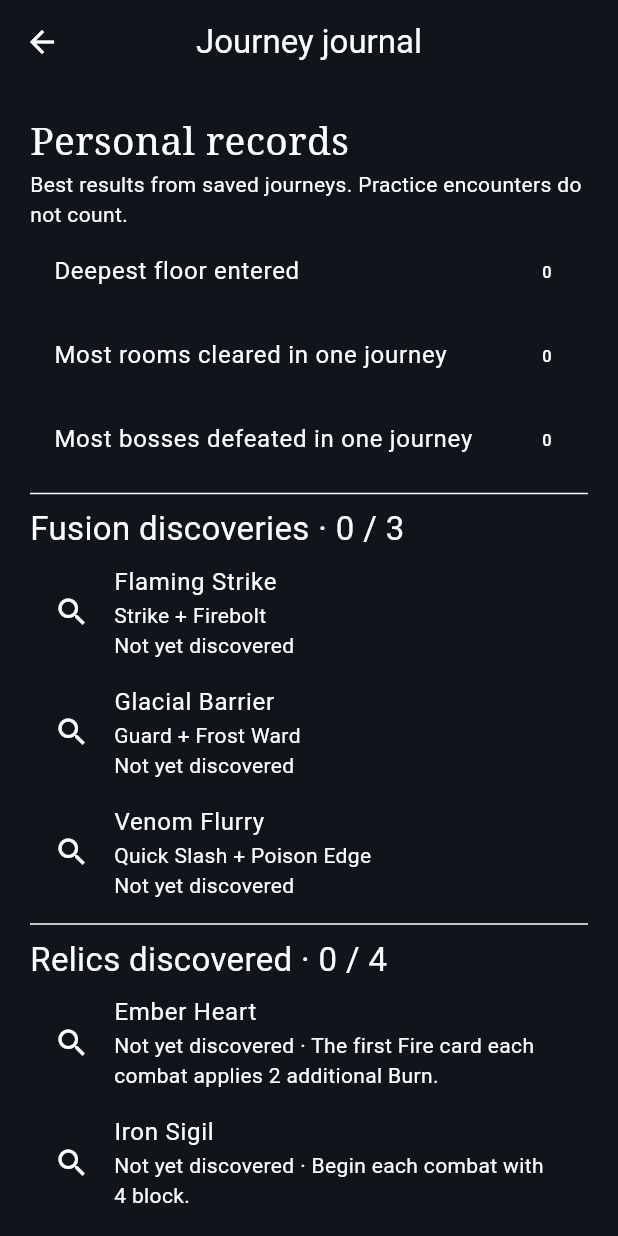
After one commit to NStein514/DeckbuildingDungeon, a Flutter app: the screen it shows after launch, scrolled down 56 dp, after a tap on "Journey journal", on a phone screen of 412 x 824 dp. The commit adds this screen. Run offline on Flutter 3.47's test engine with Material 3 defaults, Android fonts, the light colour scheme and no system bars; our stand-ins replace web; accounts and stored records are empty.

Commit message:
Add persistent discovery journal and personal journey records

```diff
--- a/lib/app/app.dart
+++ b/lib/app/app.dart
@@ -4,6 +4,7 @@ import '../presentation/screens/menu_screen.dart';
 import 'settings.dart';
 import 'run_controller.dart';
 import '../core/persistence/run_repository.dart';
+import '../core/persistence/profile_repository.dart';
 import '../core/persistence/save_store.dart';
 
 class DeckboundApp extends StatefulWidget {
@@ -12,9 +13,10 @@ class DeckboundApp extends StatefulWidget {
     required this.catalog,
     this.saveStore,
     this.settingsStore,
+    this.profileStore,
   });
   final GameCatalog catalog;
-  final SaveStore? saveStore, settingsStore;
+  final SaveStore? saveStore, settingsStore, profileStore;
   @override
   State<DeckboundApp> createState() => _DeckboundAppState();
 }
@@ -29,6 +31,10 @@ class _DeckboundAppState extends State<DeckboundApp> {
     settings.load();
     runs = RunController(
       RunRepository(widget.saveStore ?? MemorySaveStore(), widget.catalog),
+      profileRepository: ProfileRepository(
+        widget.profileStore ?? MemorySaveStore(),
+        widget.catalog,
+      ),
     );
     runs.load();
   }
--- a/lib/app/run_controller.dart
+++ b/lib/app/run_controller.dart
@@ -1,12 +1,20 @@
 import 'package:flutter/foundation.dart';
+import 'dart:convert';
+import '../core/persistence/profile_repository.dart';
+import '../game/profile/player_profile.dart';
 import '../core/persistence/run_repository.dart';
 import '../game/models/models.dart';
 import '../game/progression/run_rules.dart';
 import '../game/progression/run_state.dart';
 
 class RunController extends ChangeNotifier {
-  RunController(this.repository) : rules = RunRules(repository.catalog);
+  RunController(this.repository, {this.profileRepository})
+    : rules = RunRules(repository.catalog);
   final RunRepository repository;
+  final ProfileRepository? profileRepository;
+  PlayerProfile? _profile;
+  PlayerProfile? get profile => _profile;
+  String? profileError;
   final RunRules rules;
   RunState? _state;
   RunState? get state => _state?.copy();
@@ -33,20 +41,76 @@ class RunController extends ChangeNotifier {
     } catch (e) {
       error = 'Could not load your run. $e';
     } finally {
+      await _loadProfile();
       busy = false;
       _notify();
     }
   }
 
-  Future<bool> _commit(RunState Function() transition) async {
+  Future<void> _loadProfile() async {
+    if (profileRepository == null) return;
+    try {
+      _profile = await profileRepository!.load();
+      await _syncProfile();
+    } catch (_) {
+      _profile = null;
+      profileError =
+          'Your journal could not be loaded. Its original data is preserved. Retry before replacing this journey.';
+    }
+  }
+
+  Future<bool> _syncProfile() async {
+    if (profileRepository == null) return true;
+    if (_profile == null) return false;
+    try {
+      if (_state != null) {
+        final next = _profile!.include(_state!);
+        if (jsonEncode(next.toJson()) != jsonEncode(_profile!.toJson())) {
+          await profileRepository!.save(next);
+          _profile = next;
+        }
+      }
+      profileError = null;
+      return true;
+    } catch (_) {
+      profileError =
+          'Your run is saved, but the journal update is pending. Retry before replacing this journey.';
+      return false;
+    }
+  }
+
+  Future<void> retryProfile() async {
+    if (busy) return;
+    busy = true;
+    _notify();
+    try {
+      await _loadProfile();
+    } finally {
+      busy = false;
+      _notify();
+    }
+  }
+
+  Future<bool> _commit(
+    RunState Function() transition, {
+    bool replacing = false,
+  }) async {
     if (busy || !loaded) return false;
     busy = true;
     error = null;
     _notify();
     try {
+      if (replacing && !await _syncProfile()) {
+        throw StateError(
+          'Retry the journal update before starting another journey.',
+        );
+      }
       final next = transition();
       await repository.save(next);
       _state = next;
+      // Run replacement is already durable. A journal failure must not invite
+      // replay of this command; union/max records reconcile on retry or load.
+      await _syncProfile();
       return true;
     } catch (e) {
       error = 'Progress was not saved. Please retry. $e';
@@ -57,7 +121,8 @@ class RunController extends ChangeNotifier {
     }
   }
 
-  Future<bool> start(int seed) => _commit(() => rules.start(seed));
+  Future<bool> start(int seed) =>
+      _commit(() => rules.start(seed), replacing: true);
   Future<bool> descend() => _commit(() => rules.descend(_state!));
   Future<bool> enter(String id) => _commit(() => rules.enter(_state!, id));
   Future<bool> finish(Outcome outcome, int hp) =>
--- /dev/null
+++ b/lib/core/persistence/profile_repository.dart
@@ -0,0 +1,68 @@
+import 'dart:convert';
+import '../../game/data/game_catalog.dart';
+import '../../game/profile/player_profile.dart';
+import '../../game/relics/relic.dart';
+import 'save_store.dart';
+
+class ProfileRepository {
+  ProfileRepository(this.store, this.catalog);
+  final SaveStore store;
+  final GameCatalog catalog;
+  Future<PlayerProfile> load() async {
+    final text = await store.read();
+    if (text == null) return PlayerProfile();
+    try {
+      final j = jsonDecode(text) as Map<String, dynamic>;
+      if (j['version'] != 1 || j['contentVersion'] != 1) {
+        throw const FormatException(
+          'Unsupported journal version; original preserved.',
+        );
+      }
+      final p = j['profile'] as Map<String, dynamic>;
+      final cards = List<String>.from(p['cards'] as List);
+      final relics = List<String>.from(p['relics'] as List);
+      if (cards.toSet().length != cards.length ||
+          relics.toSet().length != relics.length) {
+        throw const FormatException('Duplicate journal entries.');
+      }
+      final profile = PlayerProfile(
+        deepestFloor: p['deepestFloor'] as int,
+        bestRooms: p['bestRooms'] as int,
+        bestBosses: p['bestBosses'] as int,
+        cards: cards,
+        relics: relics,
+      );
+      _validate(profile);
+      return profile;
+    } on FormatException {
+      rethrow;
+    } catch (_) {
+      throw const FormatException('Invalid journal; original preserved.');
+    }
+  }
+
+  Future<void> save(PlayerProfile profile) async {
+    _validate(profile);
+    await store.write(
+      jsonEncode({
+        'version': 1,
+        'contentVersion': 1,
+        'profile': profile.toJson(),
+      }),
+    );
+  }
+
+  void _validate(PlayerProfile p) {
+    if (p.deepestFloor < 0 ||
+        p.bestRooms < 0 ||
+        p.bestBosses < 0 ||
+        p.bestRooms > p.deepestFloor ||
+        p.bestBosses * 6 > p.bestRooms ||
+        !p.cards.every(catalog.cards.containsKey) ||
+        !p.relics.every((id) => Relic.values.any((r) => r.name == id))) {
+      throw const FormatException(
+        'Invalid journal records; original preserved.',
+      );
+    }
+  }
+}
--- /dev/null
+++ b/lib/game/profile/player_profile.dart
@@ -0,0 +1,38 @@
+import 'dart:math' as math;
+import '../progression/run_state.dart';
+
+/// Monotonic records and discovery sets. Replaying a checkpoint is idempotent.
+class PlayerProfile {
+  PlayerProfile({
+    this.deepestFloor = 0,
+    this.bestRooms = 0,
+    this.bestBosses = 0,
+    Iterable<String> cards = const [],
+    Iterable<String> relics = const [],
+  }) : cards = Set.unmodifiable(cards),
+       relics = Set.unmodifiable(relics);
+  final int deepestFloor, bestRooms, bestBosses;
+  final Set<String> cards, relics;
+
+  PlayerProfile include(RunState run) => PlayerProfile(
+    deepestFloor: math.max(
+      deepestFloor,
+      (run.descent - 1) * 6 + (run.room == null ? 0 : run.room!.depth + 1),
+    ),
+    bestRooms: math.max(bestRooms, run.clearedRooms),
+    bestBosses: math.max(
+      bestBosses,
+      run.descent - 1 + (run.phase == RunPhase.victory ? 1 : 0),
+    ),
+    cards: {...cards, ...run.discovered},
+    relics: {...relics, ...run.relics.map((r) => r.name)},
+  );
+
+  Map<String, dynamic> toJson() => {
+    'deepestFloor': deepestFloor,
+    'bestRooms': bestRooms,
+    'bestBosses': bestBosses,
+    'cards': cards.toList()..sort(),
+    'relics': relics.toList()..sort(),
+  };
+}
--- a/lib/main.dart
+++ b/lib/main.dart
@@ -19,6 +19,7 @@ Future<void> main() async {
         catalog: GameCatalog.decode(data[0], data[1], data[2]),
         saveStore: await createSaveStore(),
         settingsStore: await createSaveStore(name: 'settings'),
+        profileStore: await createSaveStore(name: 'profile'),
       ),
     );
   } catch (error, stack) {
--- /dev/null
+++ b/lib/presentation/screens/journal_screen.dart
@@ -0,0 +1,157 @@
+import 'package:flutter/material.dart';
+import '../../app/run_controller.dart';
+import '../../game/data/game_catalog.dart';
+import '../../game/fusion/fusion.dart';
+import '../../game/relics/relic.dart';
+import '../widgets/game_card.dart';
+import '../widgets/journal_notice.dart';
+
+class JournalScreen extends StatefulWidget {
+  const JournalScreen({super.key, required this.runs, required this.catalog});
+  final RunController runs;
+  final GameCatalog catalog;
+  @override
+  State<JournalScreen> createState() => _JournalScreenState();
+}
+
+class _JournalScreenState extends State<JournalScreen> {
+  bool discoveredOnly = false;
+  @override
+  Widget build(BuildContext context) => ListenableBuilder(
+    listenable: widget.runs,
+    builder: (context, _) {
+      final profile = widget.runs.profile;
+      final cards =
+          widget.catalog.cards.values
+              .where(
+                (c) =>
+                    !discoveredOnly || (profile?.cards.contains(c.id) ?? false),
+              )
+              .toList()
+            ..sort((a, b) => a.name.compareTo(b.name));
+      return Scaffold(
+        appBar: AppBar(title: const Text('Journey journal')),
+        body: Center(
+          child: ConstrainedBox(
+            constraints: const BoxConstraints(maxWidth: 720),
+            child: ListView(
+              padding: const EdgeInsets.all(20),
+              children: [
+                JournalNotice(runs: widget.runs),
+                if (profile == null)
+                  const Text(
+                    'Journal unavailable. Retry loading it to view your records.',
+                  )
+                else ...[
+                  const Text(
+                    'Personal records',
+                    style: TextStyle(fontSize: 26, fontFamily: 'serif'),
+                  ),
+                  const Text(
+                    'Best results from saved journeys. Practice encounters do not count.',
+                  ),
+                  ListTile(
+                    title: const Text('Deepest floor entered'),
+                    trailing: Text('${profile.deepestFloor}'),
+                  ),
+                  ListTile(
+                    title: const Text('Most rooms cleared in one journey'),
+                    trailing: Text('${profile.bestRooms}'),
+                  ),
+                  ListTile(
+                    title: const Text('Most bosses defeated in one journey'),
+                    trailing: Text('${profile.bestBosses}'),
+                  ),
+                  const Divider(),
+                  Text(
+                    'Fusion discoveries · ${fusionRecipes.where((r) => profile.cards.contains(r.result)).length} / ${fusionRecipes.length}',
+                    style: const TextStyle(fontSize: 22),
+                  ),
+                  for (final recipe in fusionRecipes)
+                    ListTile(
+                      leading: Icon(
+                        profile.cards.contains(recipe.result)
+                            ? Icons.auto_awesome
+                            : Icons.search,
+                      ),
+                      title: Text(widget.catalog.cards[recipe.result]!.name),
+                      subtitle: Text(
+                        '${widget.catalog.cards[recipe.first]!.name} + ${widget.catalog.cards[recipe.second]!.name}\n${profile.cards.contains(recipe.result) ? 'Discovered across your journeys' : 'Not yet discovered'}',
+                      ),
+                    ),
+                  const Divider(),
+                  Text(
+                    'Relics discovered · ${profile.relics.length} / ${Relic.values.length}',
+                    style: const TextStyle(fontSize: 22),
+                  ),
+                  for (final relic in Relic.values)
+                    ListTile(
+                      leading: Icon(
+                        profile.relics.contains(relic.name)
+                            ? Icons.check_circle_outline
+                            : Icons.search,
+                      ),
+                      title: Text(relic.title),
+                      subtitle: Text(
+                        '${profile.relics.contains(relic.name) ? 'Discovered' : 'Not yet discovered'} · ${relic.description}',
+                      ),
+                    ),
+                  const Divider(),
+                  Text(
+                    'Cards discovered · ${profile.cards.length} / ${widget.catalog.cards.length}',
+                    style: const TextStyle(fontSize: 22),
+                  ),
+                  SwitchListTile(
+                    title: const Text('Show discovered cards only'),
+                    value: discoveredOnly,
+                    onChanged: (value) =>
+                        setState(() => discoveredOnly = value),
+                  ),
+                  for (final card in cards)
+                    ListTile(
+                      leading: Icon(
+                        profile.cards.contains(card.id)
+                            ? Icons.check_circle_outline
+                            : Icons.search,
+                      ),
+                      title: Text(card.name),
+                      subtitle: Text(
+                        profile.cards.contains(card.id)
+                            ? 'Discovered'
+                            : 'Not yet discovered',
+                      ),
+                      onTap: () => showDialog<void>(
+                        context: context,
+                        builder: (context) => AlertDialog(
+                          title: Text(card.name),
+                          content: SizedBox(
+                            width: 190,
+                            height: 280,
+                            child: GameCard(card: card),
+                          ),
+                          actions: [
+                            TextButton(
+                              onPressed: () => Navigator.pop(context),
+                              child: const Text('Close'),
+                            ),
+                          ],
+                        ),
+                      ),
+                    ),
+                  if (cards.isEmpty)
+                    const Text(
+                      'No cards discovered yet. Start a journey to begin your journal.',
+                    ),
+                  const SizedBox(height: 16),
+                  const Text(
+                    'Your journal survives starting a new journey on this device. Discoveries record what you have found; they do not increase character stats.',
+                  ),
+                ],
+              ],
+            ),
+          ),
+        ),
+      );
+    },
+  );
+}
--- a/lib/presentation/screens/menu_screen.dart
+++ b/lib/presentation/screens/menu_screen.dart
@@ -5,6 +5,8 @@ import '../../game/data/game_catalog.dart';
 import '../widgets/game_card.dart';
 import 'battle_screen.dart';
 import 'run_screen.dart';
+import 'journal_screen.dart';
+import '../widgets/journal_notice.dart';
 import '../../app/run_controller.dart';
 import '../../game/progression/run_state.dart';
 
@@ -93,6 +95,7 @@ class _MenuScreenState extends State<MenuScreen> {
                         widget.runs.error!,
                         style: const TextStyle(color: Colors.orangeAccent),
                       ),
+                    JournalNotice(runs: widget.runs),
                     if (!widget.runs.loaded)
                       TextButton(
                         onPressed: widget.runs.busy ? null : widget.runs.load,
@@ -105,7 +108,10 @@ class _MenuScreenState extends State<MenuScreen> {
                     SizedBox(
                       width: double.infinity,
                       child: FilledButton(
-                        onPressed: widget.runs.busy || !widget.runs.loaded
+                        onPressed:
+                            widget.runs.busy ||
+                                !widget.runs.loaded ||
+                                widget.runs.profileError != null
                             ? null
                             : _newRun,
                         child: const Text('New run'),
@@ -179,6 +185,18 @@ class _MenuScreenState extends State<MenuScreen> {
                       spacing: 16,
                       children: [
                         TextButton(
+                          onPressed: () => Navigator.push(
+                            context,
+                            MaterialPageRoute<void>(
+                              builder: (_) => JournalScreen(
+                                runs: widget.runs,
+                                catalog: widget.catalog,
+                              ),
+                            ),
+                          ),
+                          child: const Text('Journey journal'),
+                        ),
+                        TextButton(
                           onPressed: _collection,
                           child: const Text('Collection'),
                         ),
@@ -231,7 +249,7 @@ class _MenuScreenState extends State<MenuScreen> {
         builder: (context) => AlertDialog(
           title: const Text('Begin a new journey?'),
           content: const Text(
-            'This replaces your saved run. Your current journey will be lost.',
+            'This replaces your saved run. Your current journey will be lost. Your journal and personal records are kept.',
           ),
           actions: [
             TextButton(
--- /dev/null
+++ b/lib/presentation/widgets/journal_notice.dart
@@ -0,0 +1,25 @@
+import 'package:flutter/material.dart';
+import '../../app/run_controller.dart';
+
+class JournalNotice extends StatelessWidget {
+  const JournalNotice({super.key, required this.runs});
+  final RunController runs;
+  @override
+  Widget build(BuildContext context) => runs.profileError == null
+      ? const SizedBox.shrink()
+      : Padding(
+          padding: const EdgeInsets.symmetric(vertical: 12),
+          child: Column(
+            children: [
+              Text(
+                runs.profileError!,
+                style: const TextStyle(color: Colors.orangeAccent),
+              ),
+              TextButton(
+                onPressed: runs.busy ? null : runs.retryProfile,
+                child: const Text('Retry journal update'),
+              ),
+            ],
+          ),
+        );
+}
```
Also changed, not shown: lib/presentation/screens/run_screen.dart (+13 -0 lines), 9 other files.
